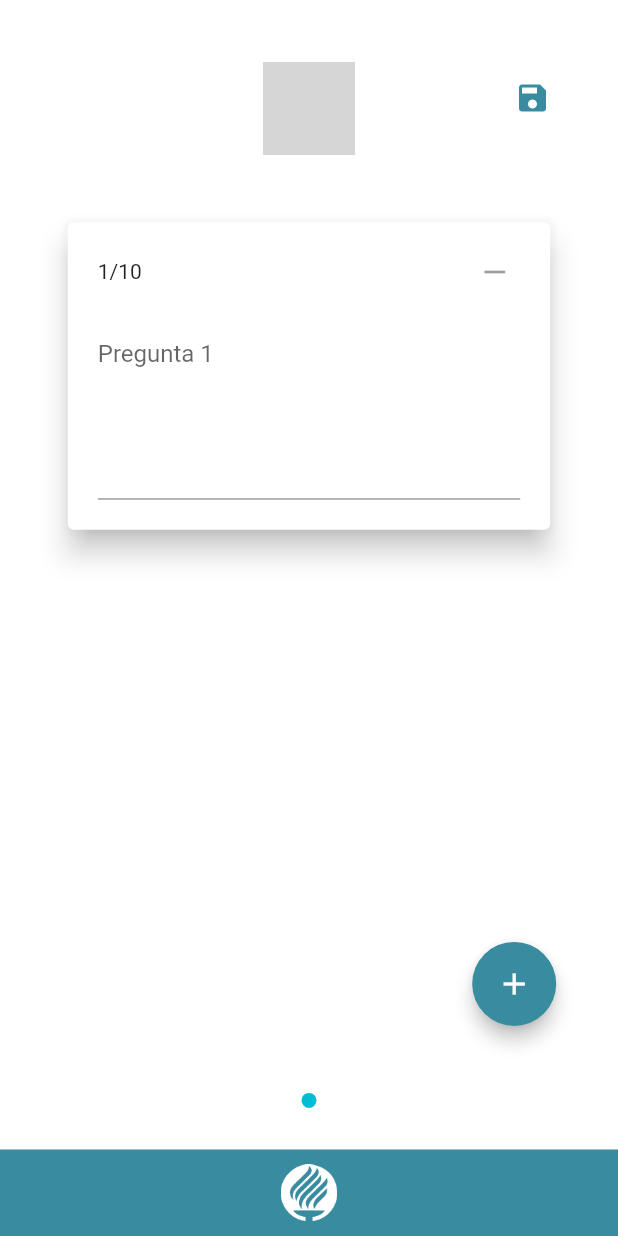
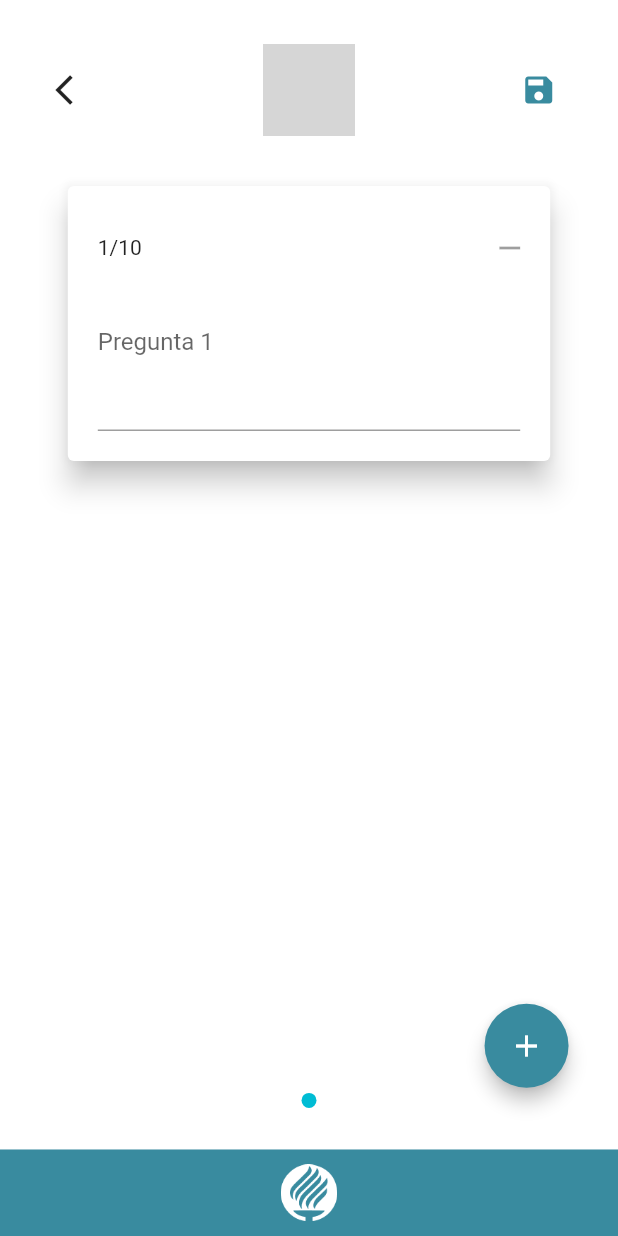
Before and after one commit to MIKEGUIJARRO/SGC, a Flutter app: the HomeScreen screen opened by its route, after a tap on the "sort" icon, after a tap on "Crear encuesta", on a phone screen of 412 x 824 dp. Run offline on Flutter 3.47's test engine with Material 2 defaults, Android fonts, the phone set to English and light mode, and no system bars; our stand-ins replace flutter_swiper, hex; grey boxes are pictures that could not be loaded.

Commit message:
Refavtor general de UI y estandarizacion de appBar

```diff
--- a/lib/main.dart
+++ b/lib/main.dart
@@ -7,15 +7,13 @@ import './screens/home_screen.dart';
 import './screens/question_screen.dart';
 import './screens/create_survey_screen.dart';
 import './provider/survey_holder.dart';
+import './screens/change_survey_screen.dart';
 
 void main() => runApp(MyApp());
 
 class MyApp extends StatelessWidget {
   @override
   Widget build(BuildContext context) {
-
-
-
 
     return MultiProvider(
       providers: [
@@ -40,6 +38,7 @@ class MyApp extends StatelessWidget {
           HomeScreen.routeName: (context) => HomeScreen(),
           QuestionScreen.routeName: (context) => QuestionScreen(),
           CreateSurveyScreen.routeName: (context) => CreateSurveyScreen(),
+          ChangeSurveyScreen.routeName: (context) => ChangeSurveyScreen(),
         },
       ),
     );
--- a/lib/screens/create_survey_screen.dart
+++ b/lib/screens/create_survey_screen.dart
@@ -7,6 +7,7 @@ import '../constants/size_config.dart';
 import '../widgets/content_create_survey.dart';
 import '../widgets/alert_dialog_save.dart';
 import '../provider/survey.dart';
+import '../widgets/custom_app_bar.dart';
 
 /*
     Se busca el hacer la misma implementacion que se realizo con el Provider
@@ -44,8 +45,8 @@ class QuestionsHolder {
         }
       }
       print("--------------------\n");
-      Provider.of<Survey>(context, listen: false)
-          .setNewQuestions(questions, title);
+      Provider.of<Survey>(context, listen: false).initSurvey(
+          counter: 0, questions: questions, title: title, responses: []);
     } catch (error) {
       print("Sucedio un error: $error");
     }
@@ -86,6 +87,18 @@ class QuestionsHolder {
 
 class CreateSurveyScreen extends StatefulWidget {
   static final routeName = "/create_survey";
+
+  /*
+      Bug pendiente de revision:
+      Lunes 3 de Febrero, 2020.
+
+      Al momento de seleccionar el TextField los cards aledaños se elevan unas milesimas,
+      considero que esto se debe a la transformacion de:
+
+      scale: 0.9,
+
+      dentro del swiper.
+  */
 
   @override
   _CreateSurveyScreenState createState() => _CreateSurveyScreenState();
@@ -164,47 +177,32 @@ class _CreateSurveyScreenState extends State<CreateSurveyScreen> {
     return Scaffold(
       key: _scaffoldState,
       backgroundColor: Colors.white,
+      appBar: CustomAppBar(
+        isRightEnabled: true,
+        isLeftEnabled: true,
+        iconLeft: IconButton(
+            alignment: Alignment.centerLeft,
+            icon: Icon(Icons.arrow_back_ios),
+            onPressed: () => Navigator.of(context).pop()),
+        iconRight: IconButton(
+          color: Theme.of(context).accentColor,
+          icon: Icon(Icons.save),
+          onPressed: saveQuestions,
+        ),
+      ),
       body: GestureDetector(
         onTap: () {
           FocusScope.of(context).requestFocus(FocusNode());
         },
         child: SafeArea(
-          child: Container(
-            color: Colors.white,
-            padding: EdgeInsets.only(
-              top: SizeConfig.safeBlockVertical * 5,
-            ),
-            width: double.infinity,
-            height: double.infinity,
           child: Column(
-              mainAxisSize: MainAxisSize.max,
             children: <Widget>[
               Expanded(
-                    child: Container(
-                  width: double.infinity,
-                  height: double.infinity,
                 child: Stack(
-                    alignment: Alignment.center,
+                  alignment: Alignment.topCenter,
                   overflow: Overflow.visible,
                   children: <Widget>[
-                      Positioned(
-                        right: SizeConfig.safeBlockHorizontal * 8,
-                        top: 0,
-                        child: IconButton(
-                          color: Theme.of(context).accentColor,
-                          icon: Icon(Icons.save),
-                          onPressed: saveQuestions,
-                        ),
-                      ),
-                      Column(
-                        mainAxisSize: MainAxisSize.min,
-                        children: <Widget>[
-                          Image.asset(
-                            "./assets/images/logo.png",
-                            width: SizeConfig.safeBlockHorizontal * 15,
-                          ),
-                          Expanded(
-                            child: Swiper(
+                    Swiper(
                       viewportFraction: 0.8,
                       scale: 0.9,
                       itemCount: _questionsHolder.getLength(),
@@ -214,6 +212,11 @@ class _CreateSurveyScreenState extends State<CreateSurveyScreen> {
                           margin: EdgeInsets.only(
                         bottom: SizeConfig.safeBlockVertical * 3,
                       )),
+                      containerWidth: 200,
+                      containerHeight: 200,
+                      itemHeight: 150,
+                      itemWidth: 150,
+                      layout: SwiperLayout.DEFAULT,
                       itemBuilder: (context, i) {
                         return ContentCreateSurvey(
                           index: i,
@@ -224,12 +227,9 @@ class _CreateSurveyScreenState extends State<CreateSurveyScreen> {
                         );
                       },
                     ),
-                          )
-                        ],
-                      ),
                     Positioned(
-                        bottom: SizeConfig.safeBlockHorizontal * 20,
-                        right: SizeConfig.safeBlockHorizontal * 10,
+                      bottom: SizeConfig.safeBlockVertical * 5,
+                      right: SizeConfig.safeBlockHorizontal * 8,
                       child: FloatingActionButton(
                         elevation: _questionsHolder.isLimitReached() ? 0 : 5,
                         backgroundColor: _questionsHolder.isLimitReached()
@@ -243,10 +243,9 @@ class _CreateSurveyScreenState extends State<CreateSurveyScreen> {
                     ),
                   ],
                 ),
-                )),
+              ),
               _isKeyboardVisible(),
             ],
-            ),
           ),
         ),
       ),
--- a/lib/screens/home_screen.dart
+++ b/lib/screens/home_screen.dart
@@ -9,31 +9,44 @@ import './create_survey_screen.dart';
 
 import '../provider/survey.dart';
 import '../provider/survey_holder.dart';
+import '../screens/change_survey_screen.dart';
+import '../widgets/custom_app_bar.dart';
 
 class HomeScreen extends StatelessWidget {
   static const routeName = "/home";
   GlobalKey<ScaffoldState> _drawerKey = GlobalKey();
 
-
   void _startSurvey(BuildContext context) {
     //Cargamos las preguntas a nuestro SurveyHolder
-    List<String> questions = Provider.of<Survey>(context,listen: false).getQuestions();
-    Provider.of<SurveyHolder>(context, listen: false).initSurveyHolder(questions);
+    List<String> questions =
+        Provider.of<Survey>(context, listen: false).getQuestions();
+    Provider.of<SurveyHolder>(context, listen: false)
+        .initSurveyHolder(questions);
     Navigator.of(context).pushNamed(QuestionScreen.routeName);
   }
 
-  void _createSurvey(BuildContext context){
+  void _createSurvey(BuildContext context) {
     Navigator.pushNamed(context, CreateSurveyScreen.routeName);
+  }
+
+  void _changeSurvey(BuildContext context) {
+    Navigator.pushNamed(context, ChangeSurveyScreen.routeName);
   }
 
   @override
   Widget build(BuildContext context) {
-
     final _survey = Provider.of<Survey>(context);
 
     return Scaffold(
       key: _drawerKey,
       backgroundColor: Colors.white,
+      appBar: CustomAppBar(
+        isRightEnabled: false,
+        isLeftEnabled: true,
+        iconLeft: IconButton(
+            icon: Icon(Icons.sort),
+            onPressed: () => _drawerKey.currentState.openDrawer()),
+      ),
       drawer: Drawer(
           child: ListView(children: <Widget>[
         UserAccountsDrawerHeader(
@@ -55,12 +68,12 @@ class HomeScreen extends StatelessWidget {
         ListTile(
           title: Text("Cambiar encuesta"),
           leading: Icon(Icons.swap_vert),
-          onTap: null,
+          onTap: () => _changeSurvey(context),
         ),
         ListTile(
           title: Text("Crear encuesta"),
           leading: Icon(Icons.create),
-          onTap: ()=> _createSurvey(context),
+          onTap: () => _createSurvey(context),
         ),
         ListTile(
           title: Text("Cerrar sesión"),
@@ -74,36 +87,17 @@ class HomeScreen extends StatelessWidget {
         ),
       ])),
       body: SafeArea(
-        child: Container(
-          width: double.infinity,
-          height: double.infinity,
-          child: Stack(
-            children: <Widget>[
-              Positioned(
-                top: 20,
-                left: 20,
-                child: IconButton(
-                  icon: Icon(Icons.sort),
-                  onPressed: () {
-                    _drawerKey.currentState.openDrawer();
-                  },
-                ),
-              ),
-              Column(
+        child: Column(
           children: <Widget>[
             Expanded(
               child: Padding(
                 padding: EdgeInsets.symmetric(
-                        horizontal: SizeConfig.safeBlockVertical * 10,
+                  horizontal: SizeConfig.safeBlockHorizontal * 20,
                   vertical: SizeConfig.safeBlockVertical * 5,
                 ),
                 child: Column(
                   mainAxisAlignment: MainAxisAlignment.spaceBetween,
                   children: <Widget>[
-                          Image.asset(
-                            "./assets/images/logo.png",
-                            width: SizeConfig.safeBlockHorizontal * 15,
-                          ),
                     Text(
                       _survey.getTitle(),
                       textAlign: TextAlign.center,
@@ -134,13 +128,10 @@ class HomeScreen extends StatelessWidget {
               ),
             ),
             SizedBox(
-                    height: SizeConfig.safeBlockVertical * 10,
+              height: SizeConfig.safeBlockVertical * 5,
             ),
             BottomBarTec()
           ],
-              ),
-            ],
-          ),
         ),
       ),
     );
--- a/lib/widgets/content_create_survey.dart
+++ b/lib/widgets/content_create_survey.dart
@@ -9,32 +9,32 @@ class ContentCreateSurvey extends StatelessWidget {
   final Key key;
   final int length;
 
-  ContentCreateSurvey({ this.index, this.delete, this.key, this.controller, this.length});
+  ContentCreateSurvey(
+      {this.index, this.delete, this.key, this.controller, this.length});
+
+
 
   @override
   Widget build(BuildContext context) {
-    return Padding(
-      padding: EdgeInsets.only(
-        top: SizeConfig.safeBlockVertical * 5,
-        bottom: SizeConfig.safeBlockVertical * 5,
-      ),
-      child: Column(
-        crossAxisAlignment: CrossAxisAlignment.end,
-        mainAxisAlignment: MainAxisAlignment.spaceBetween,
+    return Column(
       children: <Widget>[
         Card(
           elevation: 8,
           clipBehavior: Clip.antiAlias,
+          child: Padding(
+            padding: EdgeInsets.only(
+              bottom: 20,
+              right: 20,
+              left: 20
+            ),
             child: Column(
               mainAxisSize: MainAxisSize.min,
               children: <Widget>[
                 Container(
-                  padding: EdgeInsets.symmetric(
-                    horizontal: 20,
-                  ),
                   width: double.infinity,
-                  height: SizeConfig.safeBlockVertical * 8,
+                  height: SizeConfig.safeBlockVertical *10,
                   child: Stack(
+                    overflow: Overflow.visible,
                     alignment: Alignment.center,
                     children: <Widget>[
                       Positioned(
@@ -42,7 +42,7 @@ class ContentCreateSurvey extends StatelessWidget {
                         child: Text("${index + 1}/10"),
                       ),
                       Positioned(
-                          right: 0,
+                          right: -10,
                           child: ButtonTheme(
                             padding: EdgeInsets.all(5),
                             materialTapTargetSize:
@@ -54,33 +54,28 @@ class ContentCreateSurvey extends StatelessWidget {
                                   MaterialTapTargetSize.shrinkWrap,
                               child: Icon(Icons.remove),
                               shape: CircleBorder(),
-                              onPressed: (length == 1 && index ==0) ? null: ()=> delete(index),
+                              onPressed: (length == 1 && index == 0)
+                                  ? null
+                                  : () => delete(index),
                             ),
                           ))
                     ],
                   ),
                 ),
-                Padding(
-                  padding: const EdgeInsets.only(
-                    left: 20,
-                    right: 20,
-                    bottom: 20,
-                  ),
-                  child: TextField(
+                TextField(
                   textInputAction: TextInputAction.done,
                   controller: controller,
-                    maxLines: 5,
+                  maxLines: 3,
                   textCapitalization: TextCapitalization.sentences,
-                    decoration:
-                        InputDecoration(hintText: "Pregunta ${index + 1}",
-                        ),
-                  ),
-                )
-              ],
+                  decoration: InputDecoration(
+                    hintText: "Pregunta ${index + 1}",
                   ),
                 ),
               ],
             ),
+          ),
+        ),
+      ],
     );
   }
 }
--- a/lib/widgets/content_question.dart
+++ b/lib/widgets/content_question.dart
@@ -63,7 +63,7 @@ class _ContentQuestionState extends State<ContentQuestion> {
   Widget build(BuildContext context) {
     return Padding(
       padding: EdgeInsets.only(
-        top: SizeConfig.safeBlockVertical * 5,
+
         bottom: SizeConfig.safeBlockVertical * 10,
       ),
       child: Column(
--- /dev/null
+++ b/lib/widgets/custom_app_bar.dart
@@ -0,0 +1,51 @@
+import 'package:flutter/material.dart';
+
+import '../constants/size_config.dart';
+
+class CustomAppBar extends StatelessWidget implements PreferredSizeWidget {
+  final double height;
+  final bool isRightEnabled;
+  final bool isLeftEnabled;
+  final IconButton iconLeft;
+  final IconButton iconRight;
+
+  CustomAppBar(
+      { this.height = 120,
+      @required this.isRightEnabled,
+      @required this.isLeftEnabled,
+      this.iconLeft,
+      this.iconRight});
+
+
+  @override
+  Widget build(BuildContext context) {
+    return SafeArea(
+      child: Container(
+
+
+        width: double.infinity,
+        height: double.infinity,
+        child: Stack(
+          alignment: Alignment.center,
+          children: <Widget>[
+            Positioned(
+                left: SizeConfig.safeBlockHorizontal * 7,
+                child: isLeftEnabled ? iconLeft : SizedBox()),
+            Positioned(
+                child: Image.asset(
+              "./assets/images/logo.png",
+              width: SizeConfig.safeBlockHorizontal * 15,
+            )),
+             Positioned(
+                right: SizeConfig.safeBlockHorizontal * 7,
+                child: isRightEnabled ? iconRight : SizedBox(),)
+          ],
+        ),
+      ),
+    );
+  }
+
+  @override
+  // TODO: implement preferredSize
+  Size get preferredSize => Size.fromHeight(height);
+}
```
Also changed, not shown: lib/provider/survey.dart (+4 -5 lines), lib/screens/authentication_screen.dart (+18 -29 lines), lib/screens/change_survey_screen.dart (added, +42 -0 lines), lib/screens/question_screen.dart (+16 -12 lines). Lines whose indentation alone changed are shown as unchanged.
